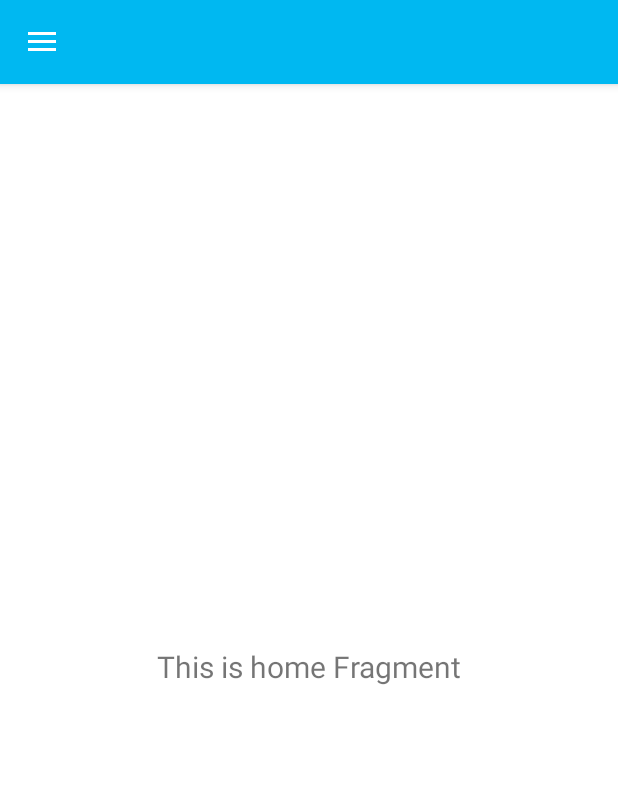
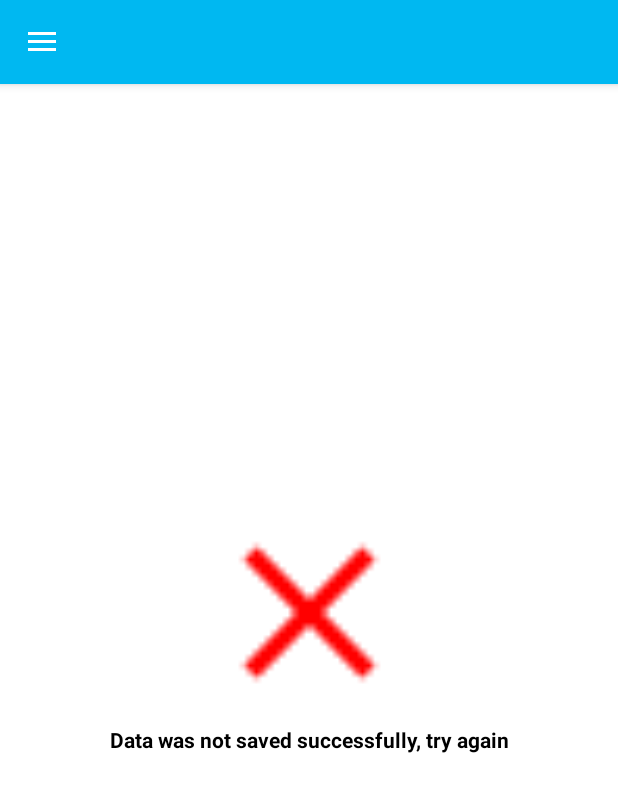
Before and after one commit to dzakyathallah14/capstone-b21-capx0472, an Android app: the MainActivity screen opened directly, with no data from a screen before it, on a phone screen of 412 x 824 dp. Shown: the top 792 px of the screen. Run offline under Robolectric (Android 15) with nearby library versions, the phone set to English and light mode, and no system bars; our stand-ins replace navigation-ui.

Commit message:
feedback data done

```diff
--- a/app/src/main/java/com/bangkit/capstone/capx0472/ui/MainActivity.kt
+++ b/app/src/main/java/com/bangkit/capstone/capx0472/ui/MainActivity.kt
@@ -15,6 +15,11 @@ import com.bangkit.capstone.capx0472.R
 import com.bangkit.capstone.capx0472.databinding.ActivityMainBinding
 
 class MainActivity : AppCompatActivity() {
+
+    companion object {
+        const val RESULT_PHOTO = "result_photo"
+        const val RESULT_NAME = "result_name"
+    }
 
     private lateinit var appBarConfiguration: AppBarConfiguration
     private lateinit var binding: ActivityMainBinding
--- a/app/src/main/java/com/bangkit/capstone/capx0472/ui/home/HomeFragment.kt
+++ b/app/src/main/java/com/bangkit/capstone/capx0472/ui/home/HomeFragment.kt
@@ -1,14 +1,17 @@
 package com.bangkit.capstone.capx0472.ui.home
 
+import android.graphics.Bitmap
 import android.os.Bundle
 import android.view.LayoutInflater
 import android.view.View
 import android.view.ViewGroup
-import android.widget.TextView
 import androidx.fragment.app.Fragment
-import androidx.lifecycle.Observer
 import androidx.lifecycle.ViewModelProvider
+import com.bangkit.capstone.capx0472.R
 import com.bangkit.capstone.capx0472.databinding.FragmentHomeBinding
+import com.bangkit.capstone.capx0472.ui.MainActivity.Companion.RESULT_NAME
+import com.bangkit.capstone.capx0472.ui.MainActivity.Companion.RESULT_PHOTO
+import com.bumptech.glide.Glide
 
 class HomeFragment : Fragment() {
 
@@ -30,10 +33,25 @@ class HomeFragment : Fragment() {
         _binding = FragmentHomeBinding.inflate(inflater, container, false)
         val root: View = binding.root
 
-        val textView: TextView = binding.textHome
-        homeViewModel.text.observe(viewLifecycleOwner, Observer {
-            textView.text = it
-        })
+        val name = activity?.intent?.getStringExtra(RESULT_NAME)
+        val photo = activity?.intent?.getParcelableExtra<Bitmap>(RESULT_PHOTO)
+
+        if (photo != null){
+            if (activity != null){
+                Glide.with(requireActivity())
+                    .load(R.drawable.ic_true)
+                    .into(binding.imgResult)
+                binding.tvResult.text = resources.getString(R.string.result_ok)
+            }
+        } else {
+            if (activity != null){
+                Glide.with(requireActivity())
+                    .load(R.drawable.ic_false)
+                    .into(binding.imgResult)
+                binding.tvResult.text = resources.getString(R.string.result_bad)
+            }
+        }
+
         return root
     }
 
--- a/app/src/main/java/com/bangkit/capstone/capx0472/ui/slider/fragment/Slider5Fragment.kt
+++ b/app/src/main/java/com/bangkit/capstone/capx0472/ui/slider/fragment/Slider5Fragment.kt
@@ -55,8 +55,8 @@ class Slider5Fragment : Fragment() {
             val takenImage = data?.extras?.get("data") as Bitmap
             val name = activity?.intent?.getStringExtra(EXTRA_NAME)
             val moveIntent = Intent(context, MainActivity::class.java)
-          //  moveIntent.putExtra(MainActivity.RESULT_PHOTO, takenImage)
-           // moveIntent.putExtra(MainActivity.RESULT_NAME, name)
+            moveIntent.putExtra(MainActivity.RESULT_PHOTO, takenImage)
+            moveIntent.putExtra(MainActivity.RESULT_NAME, name)
             startActivity(moveIntent)
         }else{
             super.onActivityResult(requestCode, resultCode, data)
--- a/app/src/main/res/layout/fragment_home.xml
+++ b/app/src/main/res/layout/fragment_home.xml
@@ -4,19 +4,30 @@
     xmlns:tools="http://schemas.android.com/tools"
     android:layout_width="match_parent"
     android:layout_height="match_parent"
+    android:padding="16dp"
     tools:context=".ui.home.HomeFragment">
 
-    <TextView
-        android:id="@+id/text_home"
-        android:layout_width="match_parent"
-        android:layout_height="wrap_content"
-        android:layout_marginStart="8dp"
-        android:layout_marginTop="8dp"
-        android:layout_marginEnd="8dp"
-        android:textAlignment="center"
-        android:textSize="20sp"
+    <ImageView
+        android:id="@+id/img_result"
+        android:layout_width="150dp"
+        android:layout_height="150dp"
+        android:layout_marginBottom="64dp"
+        android:contentDescription="@string/result"
+        android:src="@drawable/ic_true"
         app:layout_constraintBottom_toBottomOf="parent"
         app:layout_constraintEnd_toEndOf="parent"
         app:layout_constraintStart_toStartOf="parent"
         app:layout_constraintTop_toTopOf="parent" />
+
+    <TextView
+        android:id="@+id/tv_result"
+        android:layout_width="match_parent"
+        android:layout_height="wrap_content"
+        android:text="@string/result_ok"
+        android:textColor="@color/black"
+        android:textStyle="bold"
+        android:gravity="center"
+        app:layout_constraintTop_toBottomOf="@+id/img_result"
+        tools:layout_editor_absoluteX="16dp" />
+
 </androidx.constraintlayout.widget.ConstraintLayout>
--- a/app/src/main/res/values/strings.xml
+++ b/app/src/main/res/values/strings.xml
@@ -34,5 +34,8 @@
     <string name="menu_photo">Add Photo</string>
     <string name="menu_about">About</string>
     <string name="menu_home">Home</string>
+    <string name="result">result</string>
+    <string name="result_ok">Data has been saved successfully</string>
+    <string name="result_bad">Data was not saved successfully, try again</string>
 
 </resources>
```
